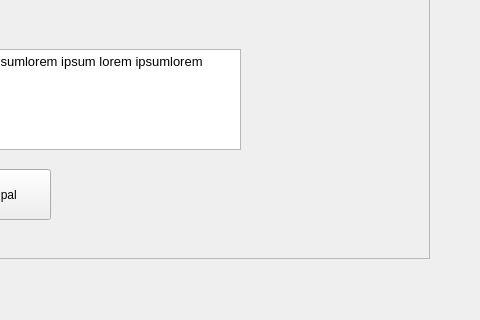
ikababiz/Proyecto-Metodos-Numericos-I, file Introduccion.ui: the form before one commit; both pictures show x 410 to 890 and y 381 to 701 of the 890 by 701 pixel window.
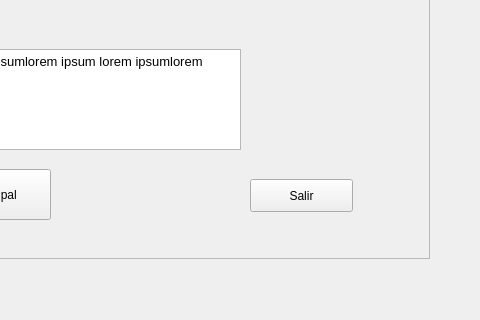
The form after the commit.

```diff
--- a/Introduccion.ui
+++ b/Introduccion.ui
@@ -153,6 +153,19 @@
      <string>Ir al Menú Principal</string>
     </property>
    </widget>
+   <widget class="QPushButton" name="salirButton">
+    <property name="geometry">
+     <rect>
+      <x>620</x>
+      <y>520</y>
+      <width>103</width>
+      <height>33</height>
+     </rect>
+    </property>
+    <property name="text">
+     <string>Salir</string>
+    </property>
+   </widget>
   </widget>
  </widget>
  <resources/>
```
